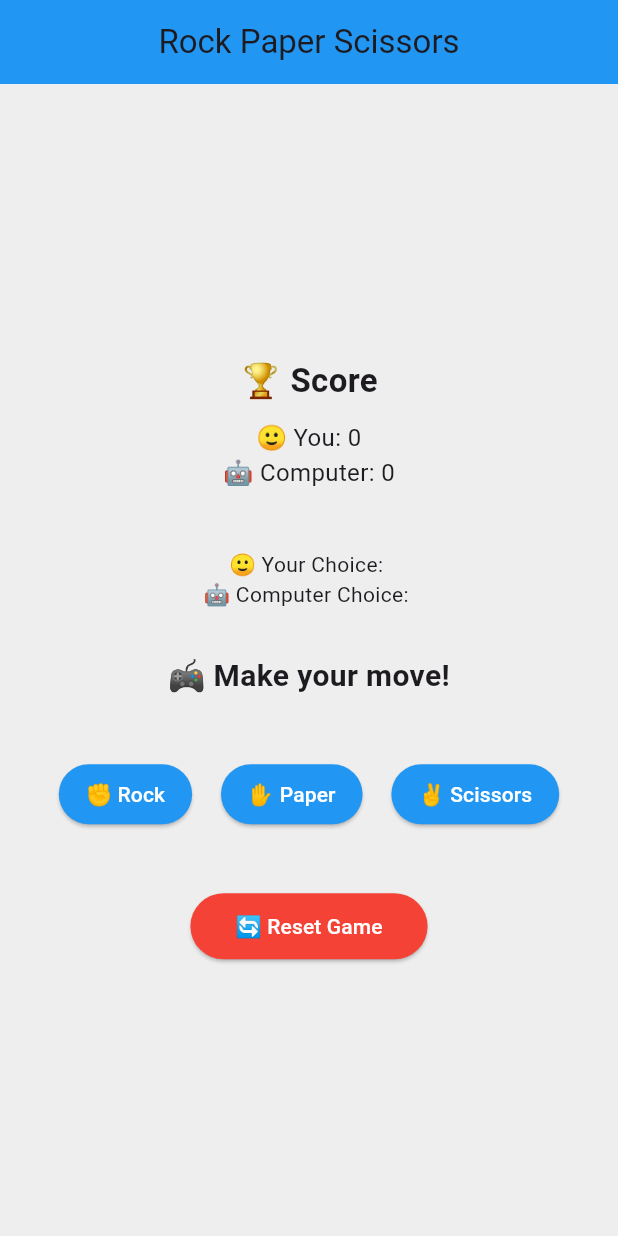
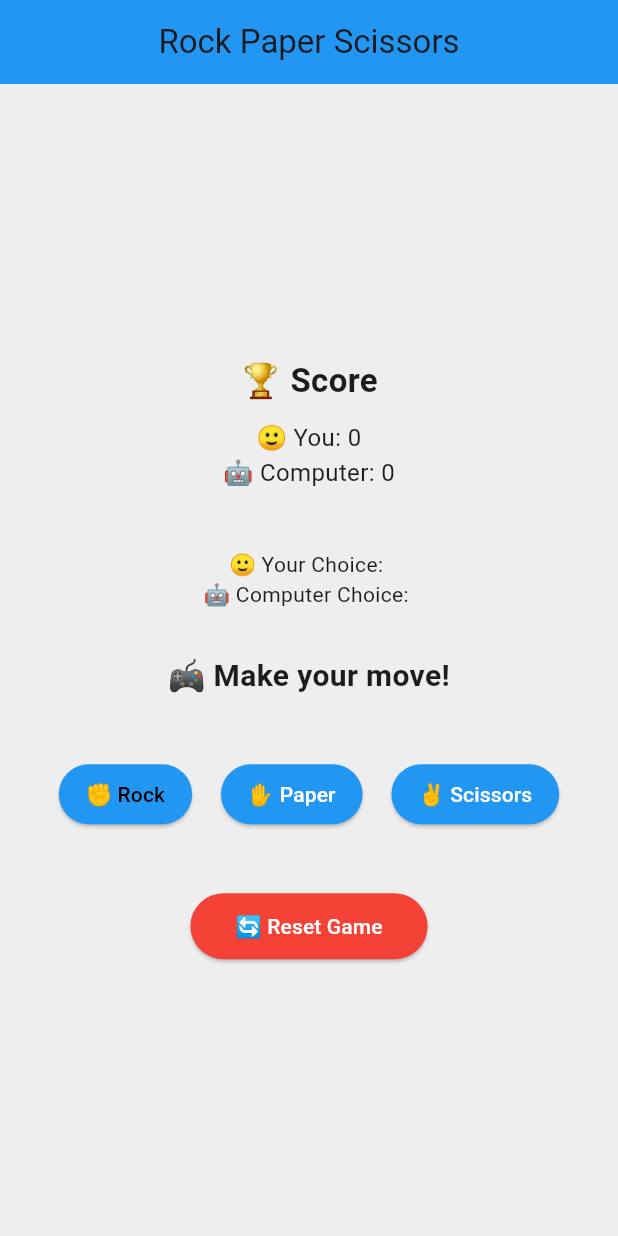
Before and after one commit to KTharushi11/rps_game, a Flutter app: the screen it shows after launch, on a phone screen of 412 x 824 dp. Run offline on Flutter 3.47's test engine with Material 3 defaults, Android fonts, the phone set to English and light mode, and no system bars; our stand-ins replace device_preview.

Commit message:
Update main.dart

```diff
--- a/lib/main.dart
+++ b/lib/main.dart
@@ -145,7 +145,7 @@ class _RockPaperScissorsState extends State<RockPaperScissors> {
                   ElevatedButton(
                     style: ElevatedButton.styleFrom(
                       backgroundColor: Colors.blue,
-                      foregroundColor: Colors.white,
+                      foregroundColor: const Color.fromARGB(255, 0, 0, 0),
                       padding: const EdgeInsets.symmetric(
                         horizontal: 18,
                         vertical: 10,
```
